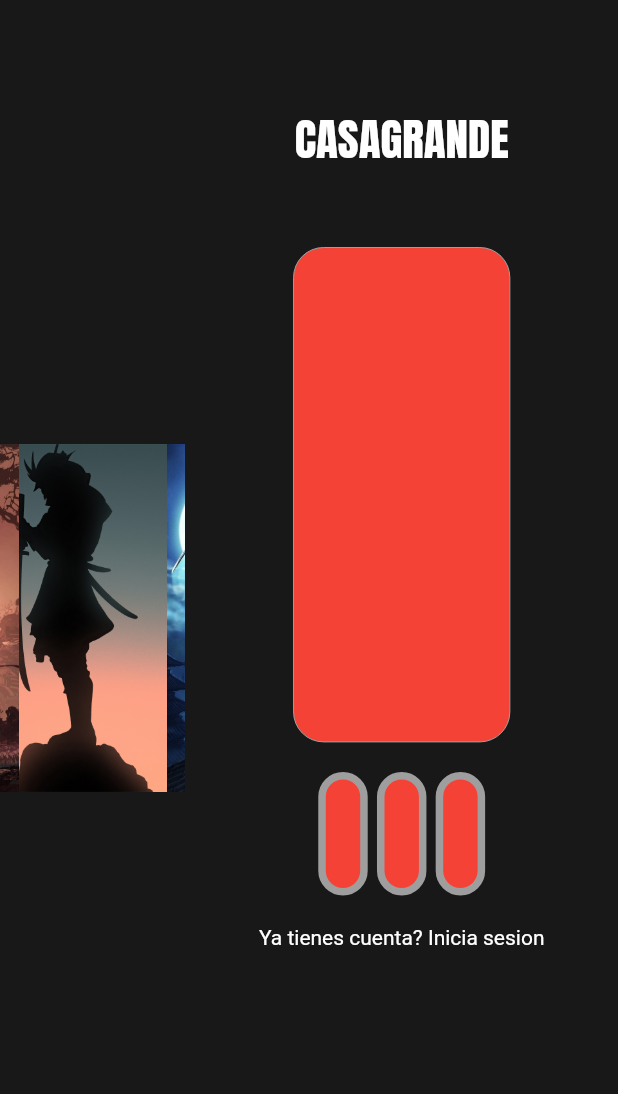
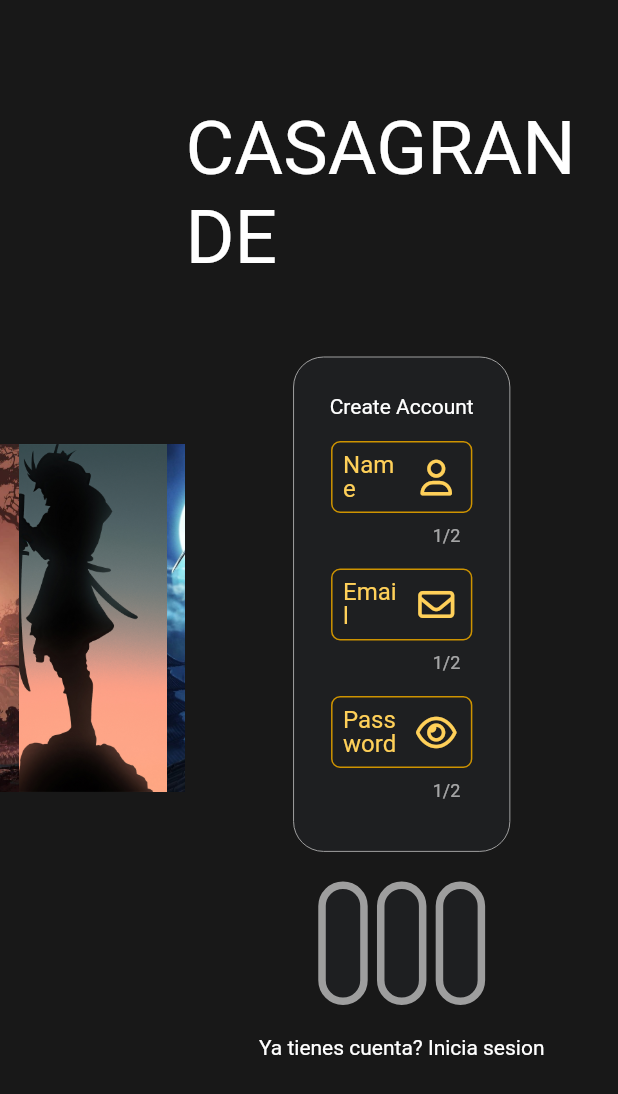
Before and after one commit to CasaGrande34/finance_app, a Flutter app: the screen it shows after launch, on a phone screen of 412 x 824 dp. Shown: the top 1094 px of the screen. Run offline on Flutter 3.47's test engine with Material 2 defaults, Android fonts, the phone set to English and light mode, and no system bars; drawn by our look-alikes of carousel_slider; our stand-ins replace cloud_firestore, firebase_core, font_awesome_flutter, google_fonts, like_button, marquee and 2 more; accounts and stored records are empty; Roboto replaces fonts that are missing (Satisfy).

Commit message:
Seguimos actualizando la UI del create y login

```diff
--- a/lib/ui/create_account_layout/web/views/create_account.dart
+++ b/lib/ui/create_account_layout/web/views/create_account.dart
@@ -1,7 +1,11 @@
 import 'package:carousel_slider/carousel_slider.dart';
 import 'package:flutter/material.dart';
 
+import 'package:finance_app/utils/padding_custom.dart';
+import 'package:font_awesome_flutter/font_awesome_flutter.dart';
+
 import '../../../../utils/add_space.dart';
+import '../../../../utils/colors_app.dart';
 import '../../../../utils/fonts_custom.dart';
 
 class CreateAccountView extends StatefulWidget {
@@ -59,12 +63,10 @@ class _CreateAccountViewState extends State<CreateAccountView> {
               child: Column(
                 children: [
                   addVerticalSpace(70),
-                  Text('CASAGRANDE', style: antonBlack.copyWith(
-                    color: Colors.white, fontSize: 30
-                  )),
+                  Text('CASAGRANDE', style: satisfy),
                   addVerticalSpace(50),
                   ContainerForm( height: .4, width: .35, ),
-                  addVerticalSpace(20),
+                  addVerticalSpace(padding2),
                   SizedBox(
                     width: w * .3,
                     child: Row(
@@ -76,7 +78,7 @@ class _CreateAccountViewState extends State<CreateAccountView> {
                       ],
                     ),
                   ),
-                  addVerticalSpace(20),
+                  addVerticalSpace(padding2),
                   Text('Ya tienes cuenta? Inicia sesion', style: TextStyle(
                     color: Colors.white
                   ),)
@@ -116,13 +118,90 @@ class _ContainerFormState extends State<ContainerForm> {
       width: w * widget.width,
       // .4 y .35
       decoration: BoxDecoration(
-        color: Colors.red,
+        color: ColorsApp.colorSideMenuDark,
         borderRadius: BorderRadius.circular(20),
         border: Border.all(
         color: Colors.grey,
         width: (widget.width < .1)? 5:0 ,
       ),
       ),
+      child: (widget.width < .1)? null : const BodyContainerForm(),
     );
   }
 }
+
+class BodyContainerForm extends StatelessWidget {
+  const BodyContainerForm({
+    super.key,
+  });
+
+  @override
+  Widget build(BuildContext context) {
+    return Column(
+      children: [
+        addVerticalSpace(padding1),
+        Text('Create Account'),
+        addVerticalSpace(padding3),
+        Padding(
+          padding: const EdgeInsets.symmetric(horizontal: padding1),
+          child: CustomTextFormField(nombredelCampo: 'Name', icon: const Icon( FontAwesomeIcons.user )),
+        ),
+        addVerticalSpace(padding3),
+        Padding(
+          padding: const EdgeInsets.symmetric(horizontal: padding1),
+          child: CustomTextFormField(nombredelCampo: 'Email', icon: const  Icon( FontAwesomeIcons.envelope )),
+        ),
+        addVerticalSpace(padding3),
+        Padding(
+          padding: const EdgeInsets.symmetric(horizontal: padding1),
+          child: CustomTextFormField(nombredelCampo: 'Password', icon: const Icon( FontAwesomeIcons.eye )),
+        ),
+      ],
+
+    );
+  }
+}
+
+class CustomTextFormField extends StatelessWidget {
+
+  String nombredelCampo;
+  Widget icon;
+
+  CustomTextFormField({
+    Key? key,
+    required this.nombredelCampo,
+    required this.icon,
+  }) : super(key: key);
+
+  @override
+  Widget build(BuildContext context) {
+    return TextFormField(
+      cursorColor: Colors.amber,
+      decoration: buildDecoration(),
+    );
+  }
+
+  InputDecoration buildDecoration() => InputDecoration(
+    contentPadding: EdgeInsets.all(8.0),
+    counterText: '1/2',
+    fillColor: Colors.grey,
+    hoverColor: ColorsApp.selectionContainerBorder,
+
+    label: Text(nombredelCampo),
+    labelStyle: const TextStyle(
+      color: ColorsApp.itemSelectionSideBar
+    ),
+
+    // suffix: icon,
+    suffixIconColor: ColorsApp.itemSelectionSideBar,
+    suffixIcon: icon,
+    enabledBorder: const OutlineInputBorder(
+      borderRadius: BorderRadius.all(Radius.circular(6)),
+      borderSide: BorderSide(
+        color: ColorsApp.selectionContainerBorder,
+        width: 1
+      )
+    ),
+
+  );
+}
--- a/lib/utils/fonts_custom.dart
+++ b/lib/utils/fonts_custom.dart
@@ -15,3 +15,10 @@ final slabo = GoogleFonts.slabo27px(
 
 
 );
+final satisfy = GoogleFonts.satisfy(
+
+  color: Colors.white,
+  fontSize: 50,
+
+
+);
```
